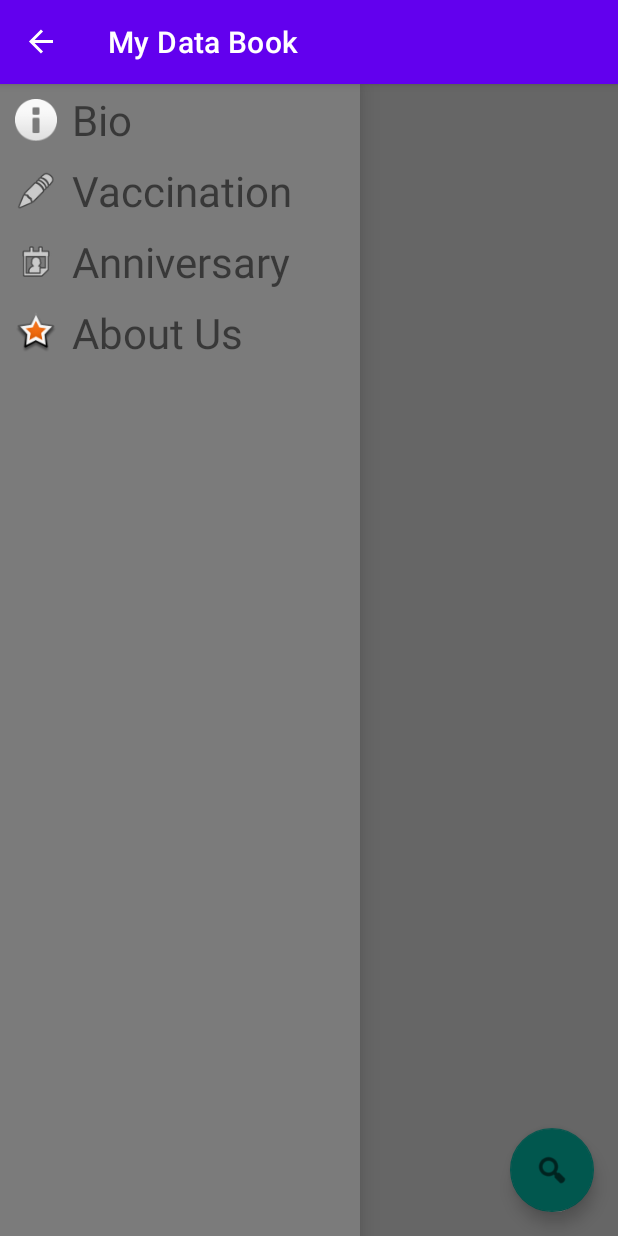
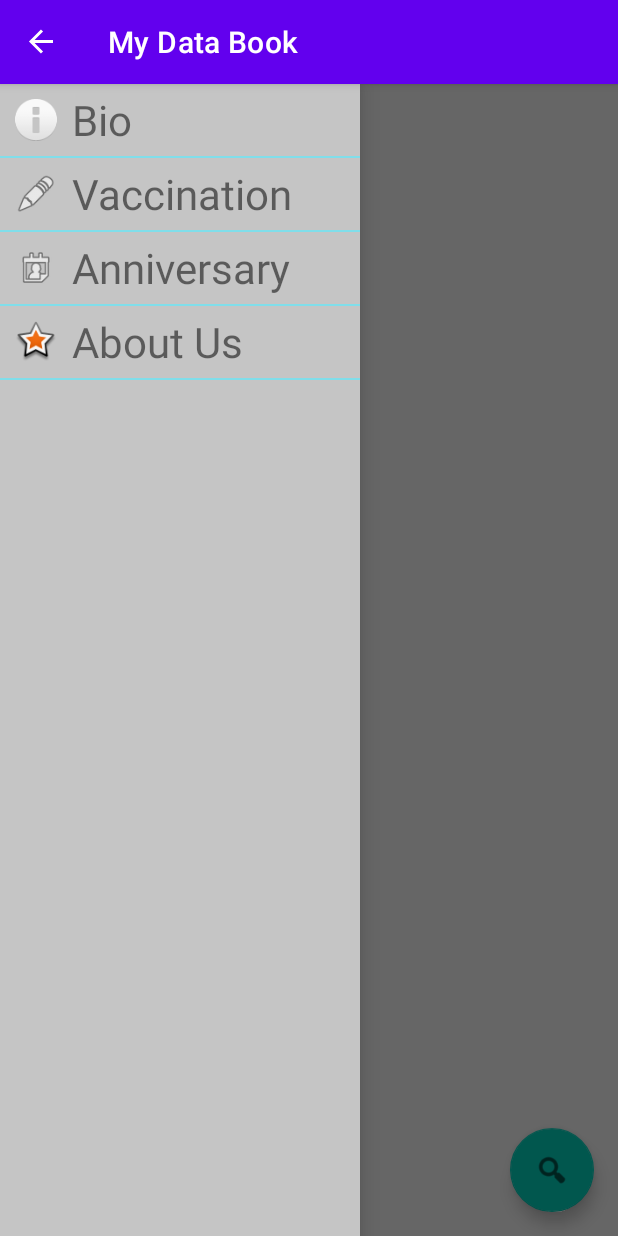
Before and after one commit to C347-Team/C347_L7_PS_My_Data_Book, an Android app: the screen it shows after launch (MainActivity), with the side drawer open, on a phone screen of 412 x 824 dp. Run offline under Robolectric (Android 15) with nearby library versions, the phone set to English and light mode, and no system bars.

Commit message:
make list alike to screenshots

```diff
--- a/app/src/main/res/layout/activity_main.xml
+++ b/app/src/main/res/layout/activity_main.xml
@@ -25,9 +25,9 @@
         android:layout_width="240dp"
         android:layout_height="match_parent"
         android:layout_gravity="start"
+        android:background="#C5C5C5"
         android:choiceMode="singleChoice"
-        android:divider="@android:color/transparent"
-        android:dividerHeight="0dp"
-        android:background="#7b7b7b"/>
+        android:divider="#80DEEA"
+        android:dividerHeight="1dp" />
 
 </androidx.drawerlayout.widget.DrawerLayout>
```
